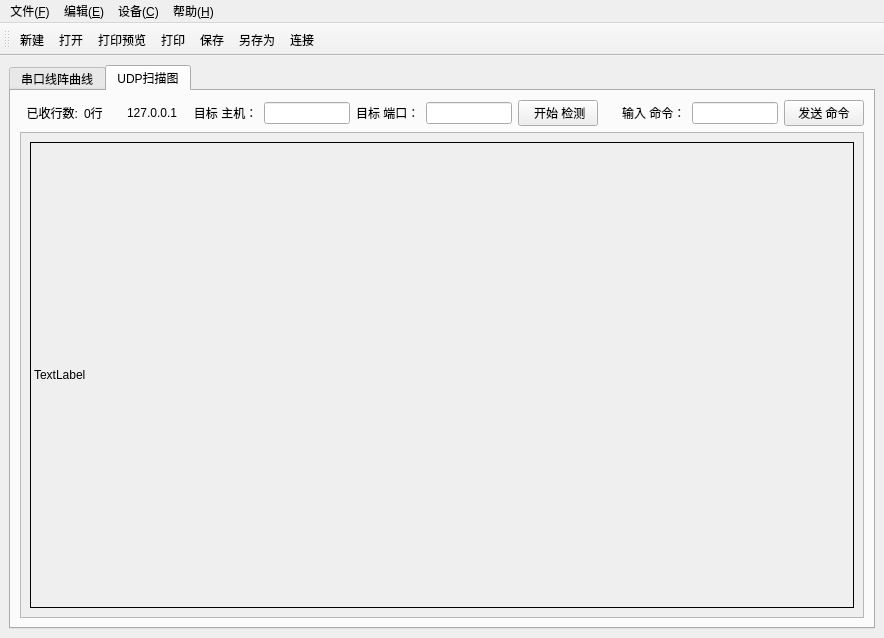
First picture: the form in curve/mainwindowbase.ui, repository ILikeCpp/CurveClient, before the edit.
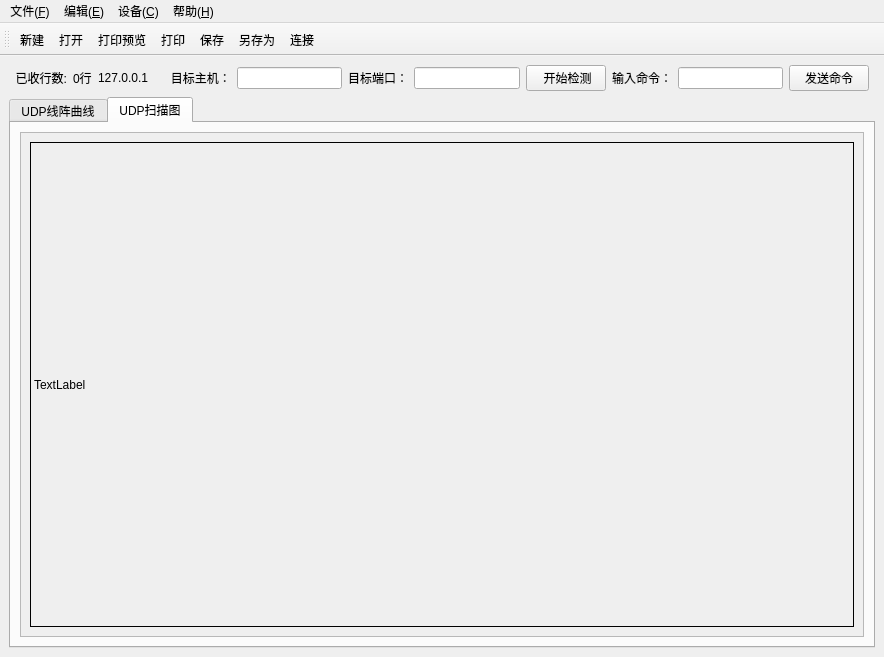
Second picture: the form after the edit. The open tabs and pages were chosen to show the change. Icons and pictures are not drawn.

```diff
--- a/curve/mainwindowbase.ui
+++ b/curve/mainwindowbase.ui
@@ -7,7 +7,7 @@
     <x>0</x>
     <y>0</y>
     <width>884</width>
-    <height>638</height>
+    <height>657</height>
    </rect>
   </property>
   <property name="windowTitle">
@@ -19,14 +19,79 @@
   </property>
   <widget class="QWidget" name="centralwidget">
    <layout class="QGridLayout" name="gridLayout">
+    <item row="0" column="1">
+     <widget class="QLabel" name="label_lineCounts">
+      <property name="text">
+       <string>0行</string>
+      </property>
+     </widget>
+    </item>
+    <item row="0" column="5">
+     <widget class="QLineEdit" name="lineEdit_ip"/>
+    </item>
+    <item row="0" column="9">
+     <widget class="QLabel" name="label_10">
+      <property name="text">
+       <string>输入命令：</string>
+      </property>
+     </widget>
+    </item>
+    <item row="0" column="8">
+     <widget class="QPushButton" name="pushButton_start_udp">
+      <property name="text">
+       <string> 开始检测</string>
+      </property>
+     </widget>
+    </item>
+    <item row="0" column="2">
+     <widget class="QLabel" name="label_local">
+      <property name="text">
+       <string>127.0.0.1</string>
+      </property>
+     </widget>
+    </item>
+    <item row="0" column="10">
+     <widget class="QLineEdit" name="lineEdit_cmd"/>
+    </item>
+    <item row="0" column="6">
+     <widget class="QLabel" name="label_9">
+      <property name="text">
+       <string>目标端口：</string>
+      </property>
+     </widget>
+    </item>
+    <item row="0" column="11">
+     <widget class="QPushButton" name="pushButton_cmd">
+      <property name="text">
+       <string>发送命令</string>
+      </property>
+     </widget>
+    </item>
+    <item row="0" column="4">
+     <widget class="QLabel" name="label_8">
+      <property name="text">
+       <string>   目标主机：</string>
+      </property>
+     </widget>
+    </item>
+    <item row="0" column="7">
+     <widget class="QLineEdit" name="lineEdit_port"/>
+    </item>
     <item row="0" column="0">
+     <widget class="QLabel" name="label_11">
+      <property name="text">
+       <string>  已收行数:</string>
+      </property>
+     </widget>
+    </item>
+    <item row="1" column="0" colspan="13">
      <widget class="QTabWidget" name="tabWidget">
       <property name="currentIndex">
        <number>1</number>
       </property>
       <widget class="QWidget" name="tab">
        <attribute name="title">
-        <string>串口线阵曲线</string>
+        <string>UDP线阵曲线</string>
        </attribute>
        <widget class="QGroupBox" name="groupBox">
         <property name="geometry">
@@ -425,102 +490,7 @@
        <attribute name="title">
         <string>UDP扫描图</string>
        </attribute>
-       <layout class="QVBoxLayout" name="verticalLayout" stretch="0,0">
-        <item>
-         <layout class="QHBoxLayout" name="horizontalLayout_5">
-          <item>
-           <widget class="QLabel" name="label_11">
-            <property name="text">
-             <string>  已收行数:</string>
-            </property>
-           </widget>
-          </item>
-          <item>
-           <widget class="QLabel" name="label_lineCounts">
-            <property name="text">
-             <string>0行</string>
-            </property>
-           </widget>
-          </item>
-          <item>
-           <spacer name="horizontalSpacer_2">
-            <property name="orientation">
-             <enum>Qt::Horizontal</enum>
-            </property>
-            <property name="sizeHint" stdset="0">
-             <size>
-              <width>40</width>
-              <height>20</height>
-             </size>
-            </property>
-           </spacer>
-          </item>
-          <item>
-           <widget class="QLabel" name="label_local">
-            <property name="text">
-             <string>127.0.0.1</string>
-            </property>
-           </widget>
-          </item>
-          <item>
-           <widget class="QLabel" name="label_8">
-            <property name="text">
-             <string>   目标 主机：</string>
-            </property>
-           </widget>
-          </item>
-          <item>
-           <widget class="QLineEdit" name="lineEdit_ip"/>
-          </item>
-          <item>
-           <widget class="QLabel" name="label_9">
-            <property name="text">
-             <string>目标 端口：</string>
-            </property>
-           </widget>
-          </item>
-          <item>
-           <widget class="QLineEdit" name="lineEdit_port"/>
-          </item>
-          <item>
-           <widget class="QPushButton" name="pushButton_start_udp">
-            <property name="text">
-             <string> 开始 检测</string>
-            </property>
-           </widget>
-          </item>
-          <item>
-           <spacer name="horizontalSpacer">
-            <property name="orientation">
-             <enum>Qt::Horizontal</enum>
-            </property>
-            <property name="sizeHint" stdset="0">
-             <size>
-              <width>40</width>
-              <height>20</height>
-             </size>
-            </property>
-           </spacer>
-          </item>
-          <item>
-           <widget class="QLabel" name="label_10">
-            <property name="text">
-             <string>输入 命令：</string>
-            </property>
-           </widget>
-          </item>
-          <item>
-           <widget class="QLineEdit" name="lineEdit_cmd"/>
-          </item>
-          <item>
-           <widget class="QPushButton" name="pushButton_cmd">
-            <property name="text">
-             <string>发送 命令</string>
-            </property>
-           </widget>
-          </item>
-         </layout>
-        </item>
+       <layout class="QVBoxLayout" name="verticalLayout" stretch="0">
         <item>
          <widget class="QScrollArea" name="scrollArea">
           <property name="widgetResizable">
@@ -532,7 +502,7 @@
              <x>0</x>
              <y>0</y>
              <width>840</width>
-             <height>488</height>
+             <height>509</height>
             </rect>
            </property>
            <layout class="QHBoxLayout" name="horizontalLayout_6">
```
Left out of the diff: 85 changed lines with no effect on the pictures.
